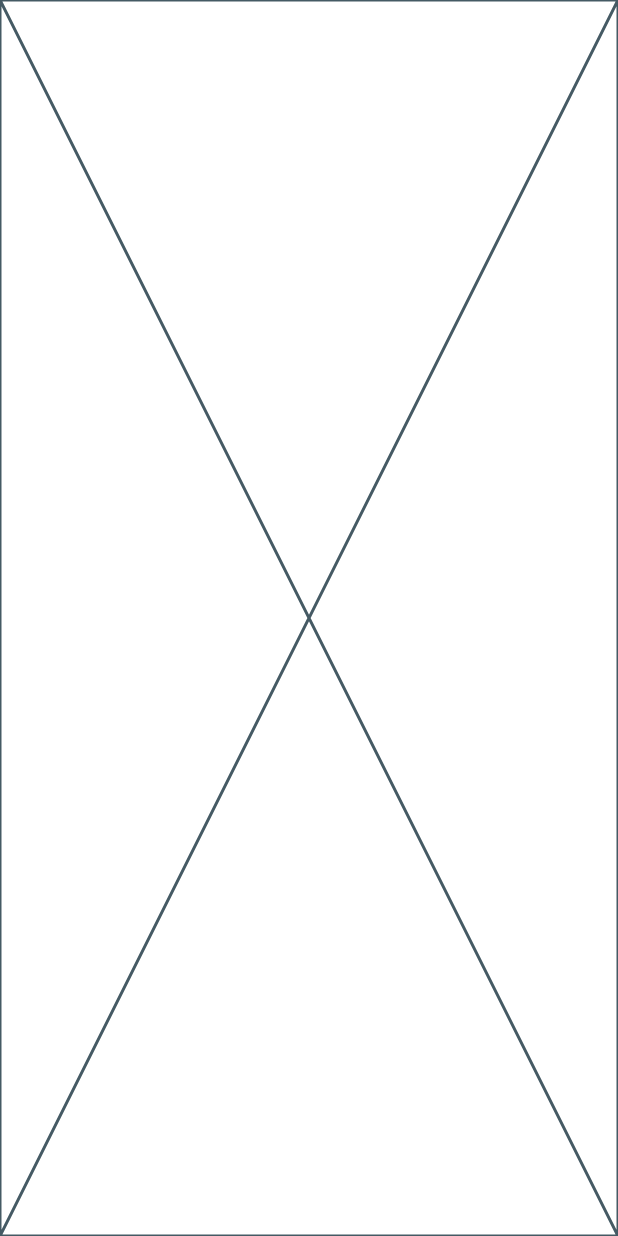
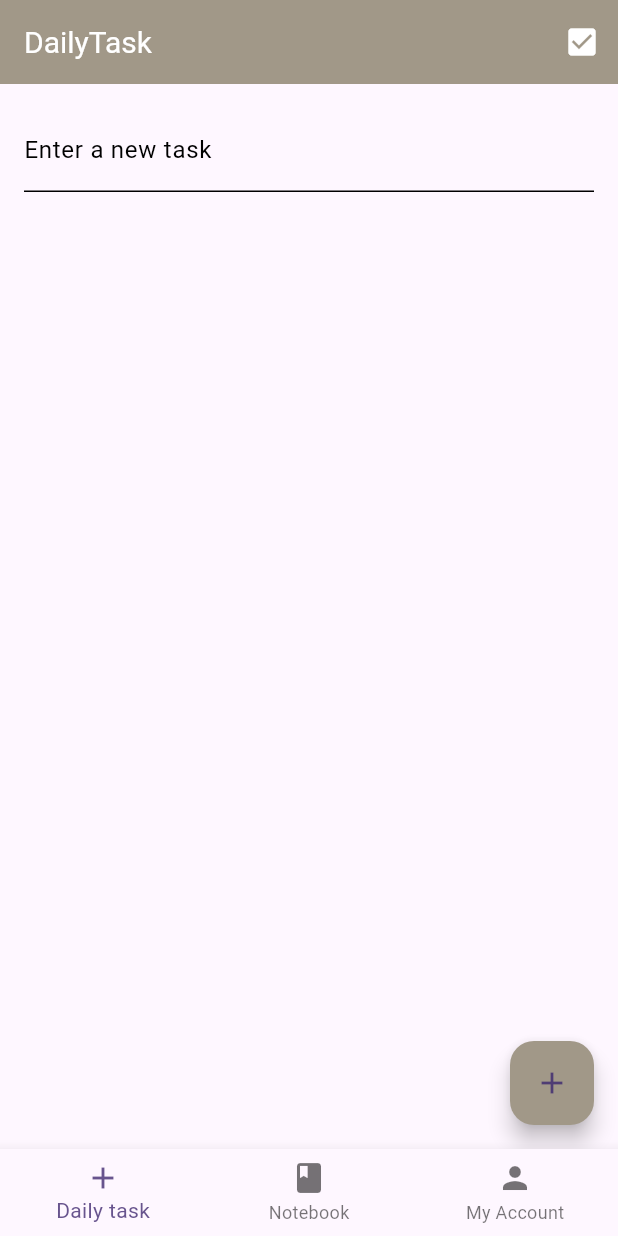
Before and after one commit to paweldudzikk/just_notes, a Flutter app: the screen it shows after launch, on a phone screen of 412 x 824 dp. Run offline on Flutter 3.47's test engine with Material 2 defaults, Android fonts, the phone set to English and light mode, and no system bars; our stand-ins replace awesome_notifications, cloud_firestore, firebase_core; accounts and stored records are empty.

Commit message:
add botton navigation bar

```diff
--- a/lib/app/home/daily_task.dart
+++ b/lib/app/home/daily_task.dart
@@ -3,8 +3,8 @@ import 'package:flutter/material.dart';
 import 'package:just_notes/app/home/finish_task.dart';
 import 'package:just_notes/app/home/task_widget.dart';
 
-class HomePage extends StatelessWidget {
-  HomePage({super.key});
+class DailyTask extends StatelessWidget {
+  DailyTask({super.key});
 
   final controller = TextEditingController();
 
--- a/lib/app/home/home_page.dart
+++ b/lib/app/home/home_page.dart
@@ -1,15 +1,55 @@
 import 'package:flutter/material.dart';
+import 'package:just_notes/app/home/daily_task.dart';
 
 class HomePage extends StatefulWidget {
-  const HomePage({super.key});
+  const HomePage({
+    Key? key,
+  }) : super(key: key);
 
   @override
   State<HomePage> createState() => _HomePageState();
 }
 
 class _HomePageState extends State<HomePage> {
+  var currentIndex = 0;
+
   @override
   Widget build(BuildContext context) {
-    return const Placeholder();
+    return Scaffold(
+      backgroundColor: const Color.fromARGB(255, 238, 234, 226),
+      body: Builder(builder: (context) {
+        if (currentIndex == 0) {
+          return DailyTask();
+        }
+
+        if (currentIndex == 1) {
+          return DailyTask();
+        }
+
+        if (currentIndex == 2) {
+          return DailyTask();
+        }
+
+        return DailyTask();
+      }),
+      bottomNavigationBar: BottomNavigationBar(
+        currentIndex: currentIndex,
+        type: BottomNavigationBarType.fixed,
+        onTap: (newIndex) {
+          setState(() {
+            currentIndex = newIndex;
+          });
+        },
+        items: const [
+          BottomNavigationBarItem(icon: Icon(Icons.add), label: 'Daily task'),
+          BottomNavigationBarItem(
+            icon: Icon(Icons.book),
+            label: 'Notebook',
+          ),
+          BottomNavigationBarItem(
+              icon: Icon(Icons.person), label: 'My Account'),
+        ],
+      ),
+    );
   }
 }
--- a/lib/main.dart
+++ b/lib/main.dart
@@ -1,5 +1,4 @@
 import 'package:flutter/material.dart';
-
 
 import 'package:firebase_core/firebase_core.dart';
 import 'package:just_notes/app/home/home_page.dart';
@@ -25,7 +24,7 @@ class MyApp extends StatelessWidget {
         colorScheme: ColorScheme.fromSeed(seedColor: Colors.deepPurple),
         useMaterial3: true,
       ),
-      home: HomePage(),
+      home: const HomePage(),
     );
   }
 }
```
